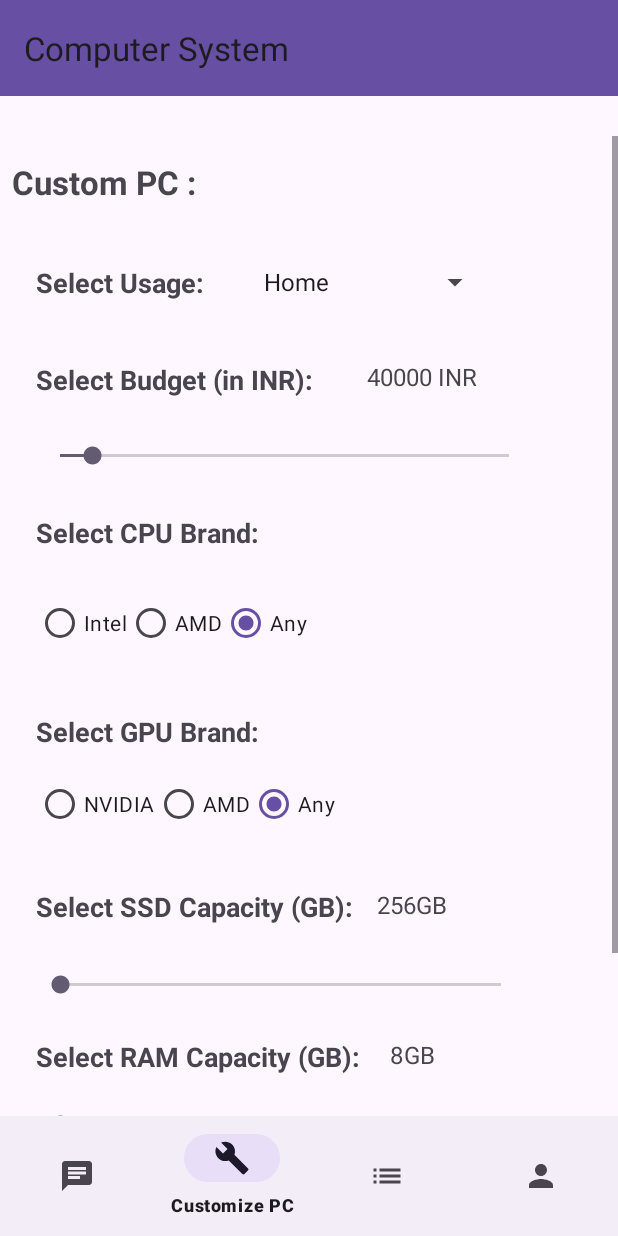
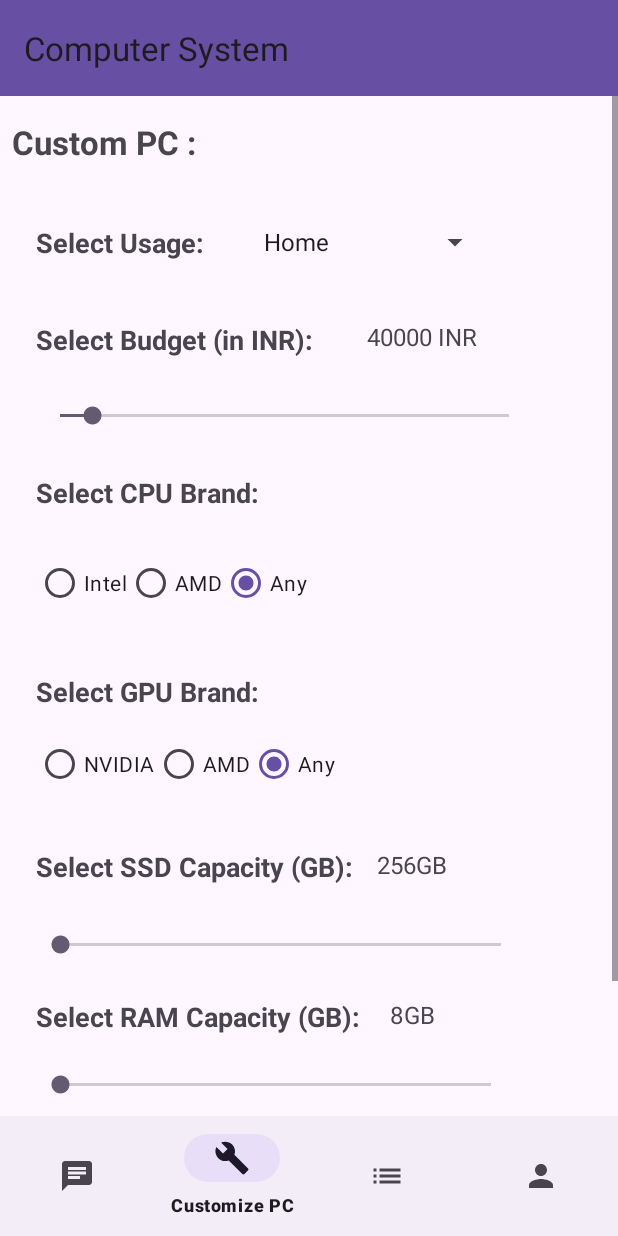
Before and after one commit to sanat-k1/Expert_System, an Android app: the home screen opened directly, with no data from a screen before it, item 2 of the bottom bar chosen, on a phone screen of 412 x 824 dp. Run offline under Robolectric (Android 15) with nearby library versions, the phone set to English and light mode, and no system bars.

Commit message:
fix space between top and frame

```diff
--- a/app/src/main/res/layout/activity_home.xml
+++ b/app/src/main/res/layout/activity_home.xml
@@ -20,13 +20,11 @@
     <FrameLayout
         android:id="@+id/Retardedstudio"
         android:layout_width="match_parent"
-        android:layout_height="653dp"
+        android:layout_height="0dp"
+        app:layout_constraintTop_toBottomOf="@+id/topToolbar"
         app:layout_constraintBottom_toTopOf="@+id/bottomNavigationView"
-        app:layout_constraintEnd_toEndOf="parent"
-        app:layout_constraintHorizontal_bias="0.0"
         app:layout_constraintStart_toStartOf="parent"
-        app:layout_constraintTop_toTopOf="parent"
-        app:layout_constraintVertical_bias="1.0" />
+        app:layout_constraintEnd_toEndOf="parent" />
 
     <com.google.android.material.bottomnavigation.BottomNavigationView
         android:id="@+id/bottomNavigationView"
```
